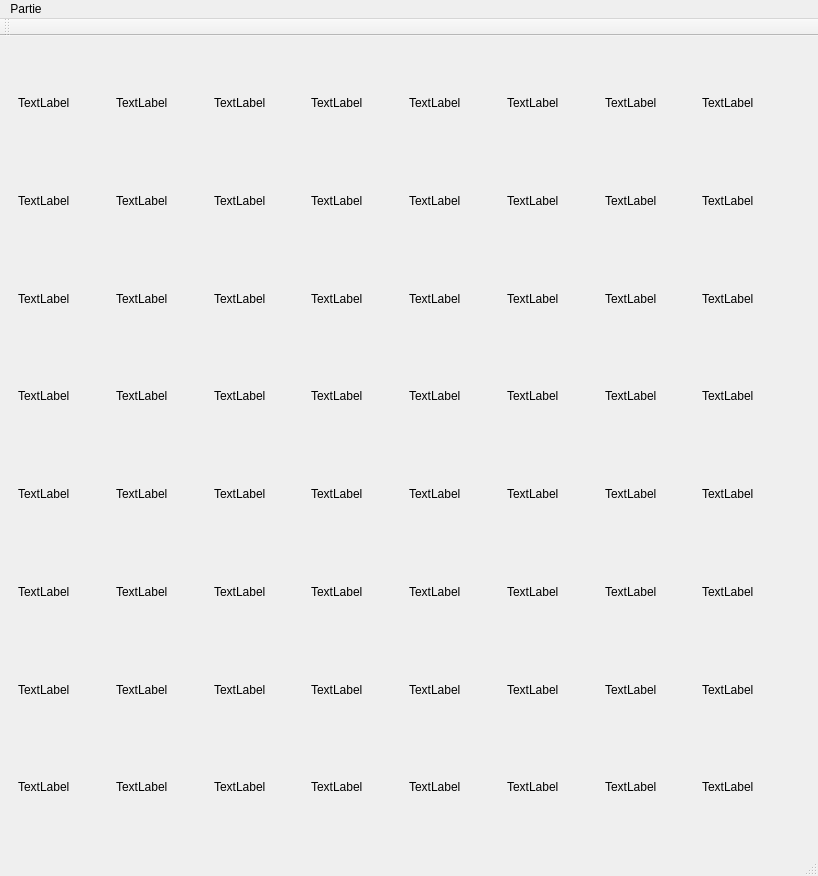
remsto/sim202_echecs, file mainwindow.ui: the form before one commit.
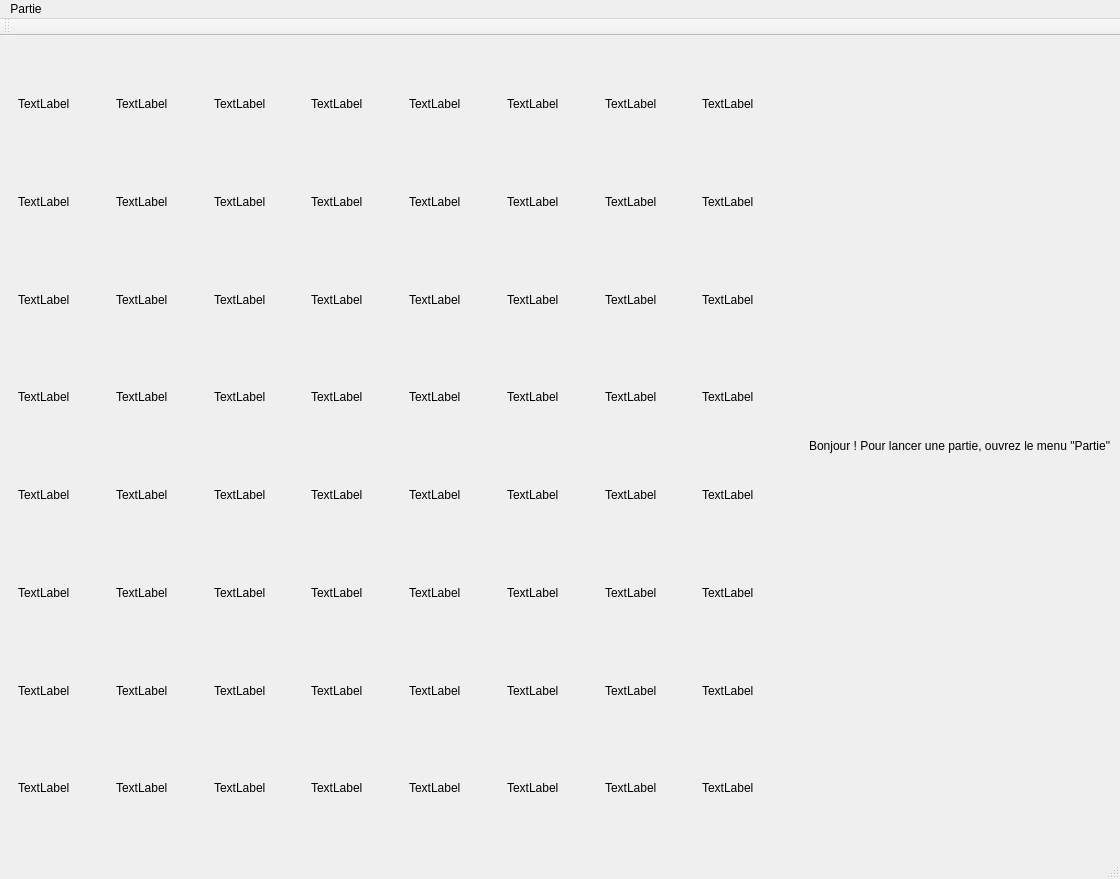
The form after the commit. Custom widgets are drawn as their Qt base class.

```diff
--- a/mainwindow.ui
+++ b/mainwindow.ui
@@ -6,8 +6,8 @@
    <rect>
     <x>0</x>
     <y>0</y>
-    <width>800</width>
-    <height>600</height>
+    <width>818</width>
+    <height>879</height>
    </rect>
   </property>
   <property name="windowTitle">
@@ -15,12 +15,15 @@
   </property>
   <widget class="QWidget" name="centralwidget">
    <property name="sizePolicy">
-    <sizepolicy hsizetype="Fixed" vsizetype="Fixed">
+    <sizepolicy hsizetype="Preferred" vsizetype="Preferred">
      <horstretch>0</horstretch>
      <verstretch>0</verstretch>
     </sizepolicy>
    </property>
-   <layout class="QGridLayout" name="gridLayout">
+   <layout class="QHBoxLayout" name="horizontalLayout" stretch="90,10">
+    <property name="spacing">
+     <number>0</number>
+    </property>
     <property name="sizeConstraint">
      <enum>QLayout::SetDefaultConstraint</enum>
     </property>
@@ -30,10 +33,7 @@
     <property name="topMargin">
      <number>9</number>
     </property>
-    <property name="spacing">
-     <number>0</number>
-    </property>
-    <item row="0" column="0">
+    <item>
      <widget class="EchecGrille" name="echecGrille" native="true">
       <property name="minimumSize">
        <size>
@@ -505,6 +505,19 @@
       </layout>
      </widget>
     </item>
+    <item>
+     <widget class="QLabel" name="messageDisplayer">
+      <property name="maximumSize">
+       <size>
+        <width>400</width>
+        <height>200</height>
+       </size>
+      </property>
+      <property name="text">
+       <string>Bonjour ! Pour lancer une partie, ouvrez le menu &quot;Partie&quot;</string>
+      </property>
+     </widget>
+    </item>
    </layout>
   </widget>
   <widget class="QMenuBar" name="menubar">
@@ -512,7 +525,7 @@
     <rect>
      <x>0</x>
      <y>0</y>
-     <width>800</width>
+     <width>818</width>
      <height>22</height>
     </rect>
    </property>
```
